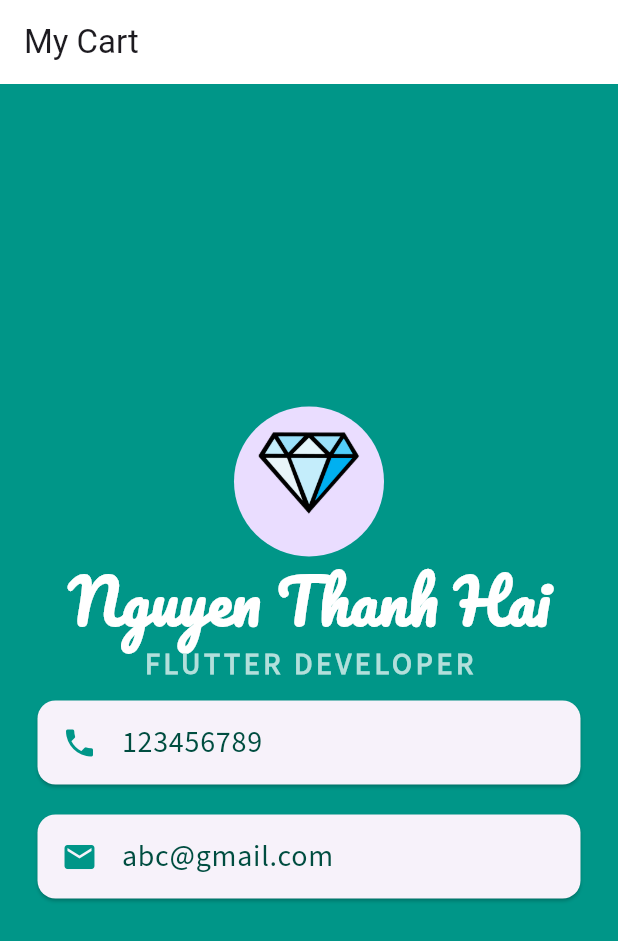
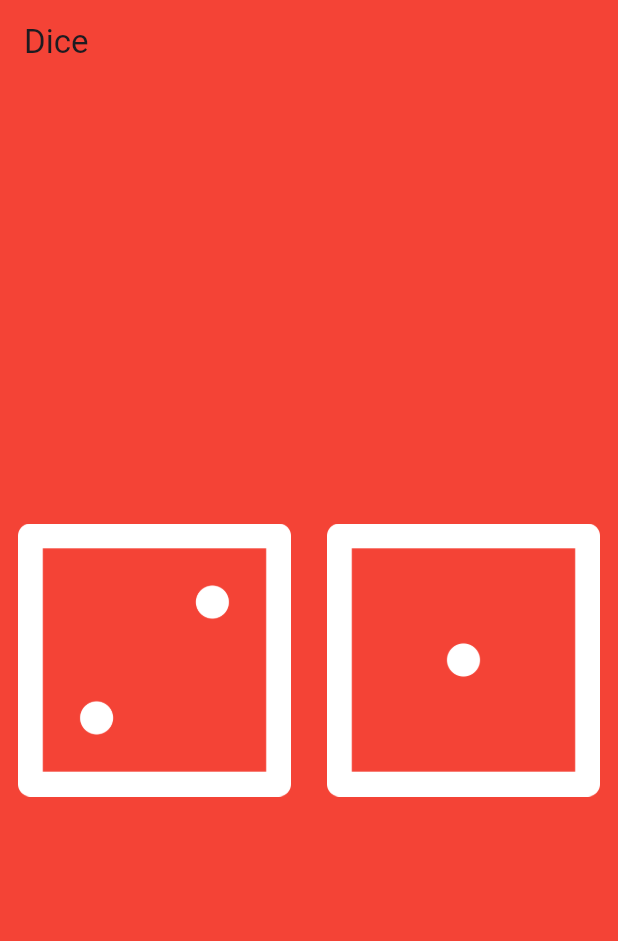
Before and after one commit to nnth003/LearnFlutter, a Flutter app: the screen it shows after launch, on a phone screen of 412 x 824 dp. Shown: the top 941 px of the screen. Run offline on Flutter 3.47's test engine with Material 3 defaults, Android fonts, the phone set to English and light mode, and no system bars.

Commit message:
create dice_page.dart and update

```diff
--- /dev/null
+++ b/lib/dice_page.dart
@@ -0,0 +1,74 @@
+import 'package:flutter/material.dart';
+import 'dart:math';
+
+class DicePage extends StatelessWidget {
+  const DicePage({super.key});
+
+  @override
+  Widget build(BuildContext context) {
+    return MaterialApp(
+      home: Scaffold(
+        backgroundColor: Colors.red,
+        appBar: AppBar(title: Text('Dice'), backgroundColor: Colors.red),
+        body: const DicePageBody(),
+      ),
+    );
+  }
+}
+
+class DicePageBody extends StatefulWidget {
+  const DicePageBody({super.key});
+
+  @override
+  State<DicePageBody> createState() => _DicePageBodyState();
+}
+
+class _DicePageBodyState extends State<DicePageBody> {
+  int left = 2, right = 1;
+  void changeDiceFace(){
+    setState(() {
+      left = Random().nextInt(6) + 1;
+      right = Random().nextInt(6) + 1;
+    });
+  }
+  @override
+  Widget build(BuildContext context) {
+    return Center(
+      child: Row(
+        children: <Widget>[
+          Expanded(
+            child: TextButton(
+              onPressed: () {
+                changeDiceFace();
+              },
+              child: Image.asset('images/dice$left.png'),
+            ),
+          ),
+          Expanded(
+            child: TextButton(
+              onPressed: () {
+                changeDiceFace();
+              },
+              child: Image.asset('images/dice$right.png'),
+            ),
+          ),
+        ],
+      ),
+    );
+  }
+}
+
+// Expanded(flex: 2, child: Image(image: AssetImage('images/dice1.png'))),
+// Expanded(flex: 2, child: Image(image: AssetImage('images/dice1.png'))),
+// Expanded(
+//   child: Padding(
+//     padding: const EdgeInsets.all(16.0),
+//     child: Image.asset('images/dice1.png'),
+//   ),
+// ),
+// Expanded(
+//   child: Padding(
+//     padding: const EdgeInsets.all(16.0),
+//     child: Image.asset('images/dice1.png'),
+//   ),
+// ),
--- a/lib/main.dart
+++ b/lib/main.dart
@@ -1,10 +1,13 @@
 import 'package:flutter/material.dart';
+import 'package:start/dice_page.dart';
 
 import 'mi_cart.dart';
 // cd android
 // .\gradlew clean build
 void main() {
-  runApp(const MiCart());
+  // runApp(const IamRich());
+  // runApp(const MiCart());
+  runApp(const DicePage());
 }
 
 // class MyApp extends StatelessWidget {
--- a/pubspec.yaml
+++ b/pubspec.yaml
@@ -61,6 +61,12 @@ flutter:
   # To add assets to your application, add an assets section, like this:
   assets:
     - images/diamond.png
+    - images/dice1.png
+    - images/dice2.png
+    - images/dice3.png
+    - images/dice4.png
+    - images/dice5.png
+    - images/dice6.png
 
   fonts:
     - family: Pacific
```
Also changed, not shown: images/dice1.png (added), images/dice2.png (added), images/dice3.png (added), images/dice4.png (added), images/dice5.png (added), images/dice6.png (added).
